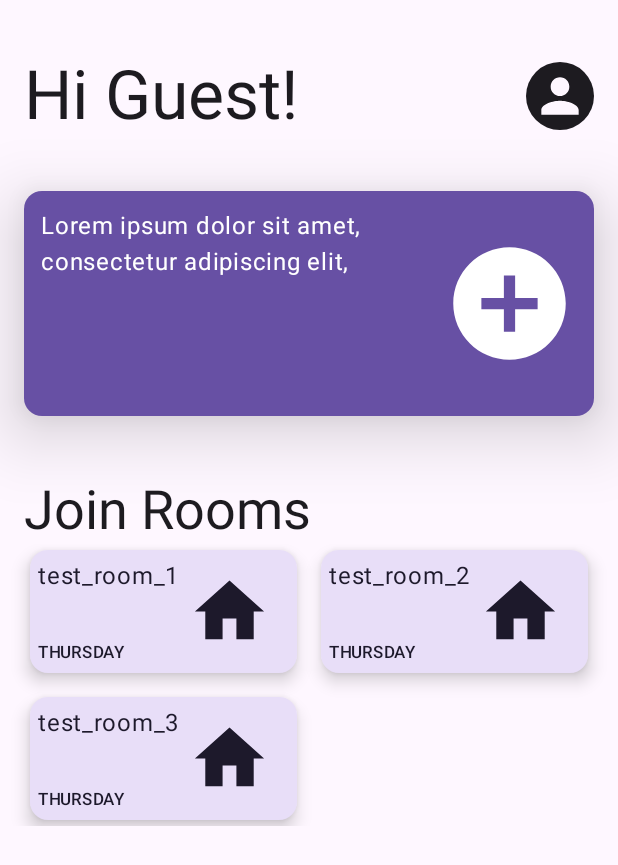
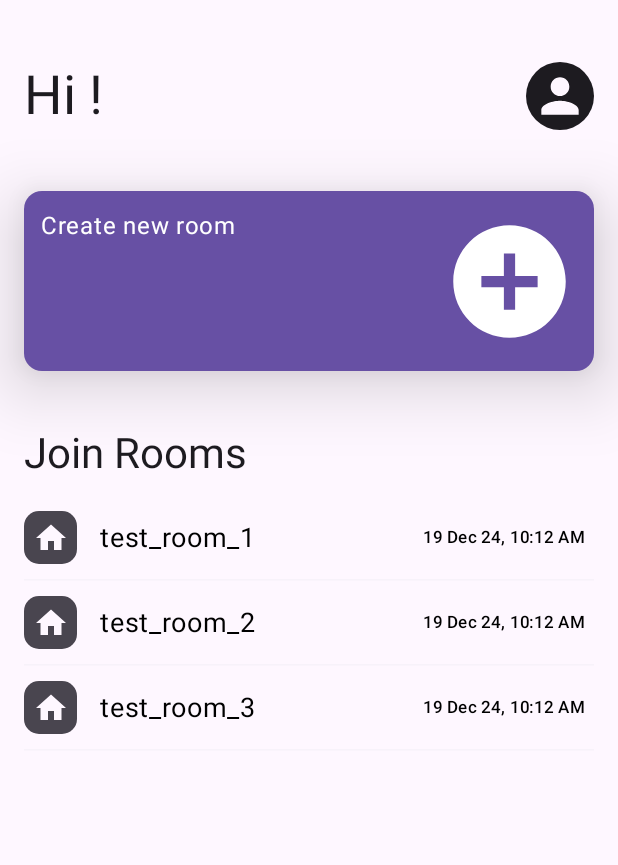
Before and after one commit to Add-787/Sqwads, an Android app built with Jetpack Compose: the @Preview function HomeScreenPreview, on a phone screen of 412 x 824 dp. Shown: the top 865 px of the screen. Run offline under Robolectric (Android 15) with nearby library versions, the phone set to English and light mode, and no system bars; our stand-ins replace Firebase (no records; nobody signed in at launch, a user with empty details on screens opened directly).

Commit message:
Commits made: - Updated home screen ui - input field labels

```diff
--- a/core/design/src/main/res/values/strings.xml
+++ b/core/design/src/main/res/values/strings.xml
@@ -16,6 +16,7 @@
     <string name="back_to_login_button">Login</string>
     <string name="password_recovery_button">Recover</string>
     <string name="placeholder_section_text">Lorem ipsum dolor sit amet, consectetur adipiscing elit,</string>
+    <string name="create_room_button_text">Create new room</string>
     <string name="join_rooms_section_header">Join Rooms</string>
     <string name="joined_members_card_header">Joined Members</string>
     <string name="leave_room_button">Leave Room</string>
@@ -24,4 +25,9 @@
     <string name="edit_room_dialog_section_text">Enter the name of your newly created room.</string>
     <string name="edit_room_field_label_text">Room Name</string>
     <string name="edit_room_dialog_header">Add Room</string>
+    <string name="profile_page_header">Profile</string>
+    <string name="user_name_label">Username</string>
+    <string name="email_label">Email</string>
+    <string name="password_label">Password</string>
+    <string name="logout_btn_label">Logout</string>
 </resources>
--- a/feature/forgot-password/src/main/java/com/psyluckco/forgot_password/ForgotPasswordScreen.kt
+++ b/feature/forgot-password/src/main/java/com/psyluckco/forgot_password/ForgotPasswordScreen.kt
@@ -80,7 +80,7 @@ fun ForgotPasswordScreen(
 
             DefaultTextField(
                 value = email,
-                label = R.string.placeholder,
+                label = R.string.email_label,
                 leadingIcon = Icons.Default.Email,
                 onValueChange = onEmailChange
             )
--- a/feature/home/src/main/java/com/psyluckco/sqwads/feature/home/HomeScreen.kt
+++ b/feature/home/src/main/java/com/psyluckco/sqwads/feature/home/HomeScreen.kt
@@ -14,16 +14,21 @@ import androidx.compose.foundation.layout.fillMaxWidth
 import androidx.compose.foundation.layout.height
 import androidx.compose.foundation.layout.padding
 import androidx.compose.foundation.layout.size
+import androidx.compose.foundation.layout.width
+import androidx.compose.foundation.lazy.LazyColumn
 import androidx.compose.foundation.lazy.grid.GridCells
 import androidx.compose.foundation.lazy.grid.LazyVerticalGrid
 import androidx.compose.foundation.lazy.grid.items
+import androidx.compose.foundation.lazy.items
 import androidx.compose.foundation.shape.CircleShape
+import androidx.compose.foundation.shape.RoundedCornerShape
 import androidx.compose.material.icons.Icons
 import androidx.compose.material.icons.filled.AddCircle
 import androidx.compose.material.icons.filled.Home
 import androidx.compose.material.icons.filled.Person
 import androidx.compose.material3.Card
 import androidx.compose.material3.CardDefaults
+import androidx.compose.material3.HorizontalDivider
 import androidx.compose.material3.Icon
 import androidx.compose.material3.MaterialTheme
 import androidx.compose.material3.Text
@@ -35,8 +40,10 @@ import androidx.compose.ui.Alignment
 import androidx.compose.ui.Modifier
 import androidx.compose.ui.draw.clip
 import androidx.compose.ui.res.stringResource
+import androidx.compose.ui.text.style.TextOverflow
 import androidx.compose.ui.tooling.preview.Preview
 import androidx.compose.ui.unit.dp
+import androidx.compose.ui.unit.sp
 import androidx.hilt.navigation.compose.hiltViewModel
 import androidx.lifecycle.compose.collectAsStateWithLifecycle
 import com.psyluckco.sqwads.core.design.component.AppWrapper
@@ -47,6 +54,7 @@ import com.psyluckco.sqwads.core.design.theme.SqwadsTheme
 import com.psyluckco.sqwads.core.model.LoadingState
 import com.psyluckco.sqwads.core.model.Room
 import java.time.LocalDateTime
+import java.time.format.DateTimeFormatter
 import com.psyluckco.sqwads.core.design.R.string as AppText
 
 @Composable
@@ -113,6 +121,7 @@ fun HomeScreen(
     AppWrapper(modifier = Modifier.background(MaterialTheme.colorScheme.background)) {
         HomeHeader(
             modifier = modifier,
+            displayName = uiState.userName,
             onEvent = onEvent,
         )
 
@@ -122,7 +131,7 @@ fun HomeScreen(
             }
         )
 
-        Spacer(modifier = Modifier.height(9.dp))
+        Spacer(modifier = Modifier.height(5.dp))
 
         JoinRoomsSection(
             rooms = uiState.rooms,
@@ -156,10 +165,12 @@ fun HomeHeader(
         ) {
             Text(
                 text = "Hi $displayName!",
-                style = MaterialTheme.typography.displayMedium,
-                color = MaterialTheme.colorScheme.onBackground
+                style = MaterialTheme.typography.displaySmall,
+                color = MaterialTheme.colorScheme.onBackground,
+                overflow = TextOverflow.Ellipsis,
+                modifier = Modifier.weight(1f),
             )
-
+            Spacer(modifier = Modifier.width(10.dp))
             Box(
                 modifier = Modifier
                     .size(45.dp)
@@ -272,7 +283,7 @@ private fun CreateNewRoomCard(
 ) {
     Card(
         modifier = Modifier
-            .height(150.dp)
+            .height(120.dp)
             .fillMaxWidth()
             .clickable { creatingNewRoom() },
         colors = CardDefaults.cardColors(
@@ -293,7 +304,7 @@ private fun CreateNewRoomCard(
                     .weight(1f)
                     .fillMaxHeight()
             ) {
-                Text(text = stringResource(id = AppText.placeholder_section_text))
+                Text(text = stringResource(id = AppText.create_room_button_text))
             }
 
             Icon(
@@ -316,26 +327,23 @@ fun JoinRoomsSection(
 
         Text(
             text = stringResource(id = AppText.join_rooms_section_header),
-            style = MaterialTheme.typography.displaySmall,
+            style = MaterialTheme.typography.headlineMedium,
             color = MaterialTheme.colorScheme.onBackground
         )
-
-        LazyVerticalGrid(
-            columns = GridCells.Fixed(2),
-            verticalArrangement = Arrangement.spacedBy(8.dp),
-            horizontalArrangement = Arrangement.spacedBy(8.dp)
-        ) {
-            items(rooms) {
+        Spacer(modifier = Modifier.height(10.dp))
+        LazyColumn (
+            modifier = Modifier.fillMaxWidth(),
+        ){
+            items(rooms){
                 room -> RoomCard(
                     room = room,
                     navigateToRoom = {
                         onEvent(HomeEvent.OnRoomJoining(room.id))
                     }
                 )
+            }
+        }
 
-            }
-
-        }
 
     }
 }
@@ -346,47 +354,50 @@ fun RoomCard(
     modifier: Modifier = Modifier,
     navigateToRoom: (String) -> Unit
 ) {
+    Column(modifier = Modifier.clickable { navigateToRoom(room.name) }){
+        Row(
+            verticalAlignment = Alignment.CenterVertically,
+            modifier = Modifier
+                .padding(vertical = 10.dp)
+                .fillMaxSize()
 
-    Card(
-        modifier = Modifier
-            .size(90.dp)
-            .padding(all = 4.dp)
-            .clickable { navigateToRoom(room.name) },
-        colors = CardDefaults.cardColors(
-            containerColor = MaterialTheme.colorScheme.secondaryContainer
-        ),
-        elevation = CardDefaults.cardElevation(
-            defaultElevation = 7.dp
-        )
-    ) {
+        ) {
+            Box(
+                modifier = Modifier
+                    .size(35.dp)
+                    .clip(RoundedCornerShape(size = 10.dp))
+                    .background(MaterialTheme.colorScheme.onSurfaceVariant),
+                contentAlignment = Alignment.Center
+            ) {
+                Icon(
+                    imageVector = Icons.Default.Home,
+                    contentDescription = null,
+                    modifier = Modifier
+                        .padding(4.dp),
+                    tint = MaterialTheme.colorScheme.background,
 
-        Row(
-            verticalAlignment = Alignment.CenterVertically
-        ) {
+                )
+            }
 
-            Column(
+            Spacer(modifier = modifier.width(10.dp))
+            Row(
                 modifier = Modifier
-                    .fillMaxHeight()
+                    .fillMaxWidth()
                     .padding(5.dp),
-                verticalArrangement = Arrangement.SpaceBetween
+                horizontalArrangement = Arrangement.SpaceBetween,
+                verticalAlignment = Alignment.CenterVertically
+
             ) {
-                Text(text = room.name)
+                Text(text = room.name, fontSize = 18.sp)
                 Text(
-                    text = room.createdAt.dayOfWeek.toString(),
+                    text = DateTimeFormatter.ofPattern("dd MMM yy, hh:MM a").format(room.createdAt),
                     style = MaterialTheme.typography.labelSmall
                 )
 
             }
-            Icon(
-                imageVector = Icons.Default.Home,
-                contentDescription = null,
-                modifier = Modifier.size(55.dp)
-            )
-
         }
-
-
+        HorizontalDivider(
+            color = MaterialTheme.colorScheme.surfaceContainerLow
+        )
     }
-
-
 }
--- a/feature/home/src/main/java/com/psyluckco/sqwads/feature/home/HomeUiState.kt
+++ b/feature/home/src/main/java/com/psyluckco/sqwads/feature/home/HomeUiState.kt
@@ -2,11 +2,13 @@ package com.psyluckco.sqwads.feature.home
 
 import com.psyluckco.sqwads.core.model.LoadingState
 import com.psyluckco.sqwads.core.model.Room
+import com.psyluckco.sqwads.core.model.firebase.FirebaseUser
 
 data class HomeUiState(
     val loadingState : LoadingState = LoadingState.Idle,
     val isDialogOpened : Boolean = false,
-    val rooms: List<Room> = emptyList()
+    val rooms: List<Room> = emptyList(),
+    val userName: String = "",
 )
 
 sealed class HomeEvent {
--- a/feature/home/src/main/java/com/psyluckco/sqwads/feature/home/HomeViewModel.kt
+++ b/feature/home/src/main/java/com/psyluckco/sqwads/feature/home/HomeViewModel.kt
@@ -8,6 +8,7 @@ package com.psyluckco.sqwads.feature.home
 
 import androidx.annotation.MainThread
 import androidx.lifecycle.viewModelScope
+import com.psyluckco.firebase.AccountService
 import com.psyluckco.sqwads.core.common.BaseViewModel
 import com.psyluckco.sqwads.core.common.LogService
 import com.psyluckco.sqwads.core.common.snackbar.SnackbarManager
@@ -29,6 +30,7 @@ import javax.inject.Inject
 @HiltViewModel
 class HomeViewModel @Inject constructor(
     private val roomRepository: RoomRepository,
+    private val accountService : AccountService,
     logService: LogService
 ) : BaseViewModel(logService) {
 
@@ -47,7 +49,7 @@ class HomeViewModel @Inject constructor(
             return
         }
         initializeCalled = true
-
+        _uiState.update { it.copy(userName = accountService.displayName ?: "") }
         viewModelScope.launch {
             launch { getAllOpenRooms() }
         }
--- a/feature/login/src/main/java/com/psyluckco/sqwads/feature/login/LoginScreen.kt
+++ b/feature/login/src/main/java/com/psyluckco/sqwads/feature/login/LoginScreen.kt
@@ -109,7 +109,7 @@ fun LoginScreen(
 
                 DefaultTextField(
                     value = uiState.email,
-                    label = AppText.placeholder,
+                    label = AppText.email_label,
                     leadingIcon = Icons.Default.Email,
                     onValueChange = { onEvent(LoginEvent.OnEmailChanged(it)) }
                 )
@@ -120,7 +120,7 @@ fun LoginScreen(
                 ) {
                     DefaultPasswordField(
                         value = uiState.password,
-                        label = AppText.placeholder,
+                        label = AppText.password_label,
                         leadingIcon = Icons.Default.Lock,
                         onValueChange = { onEvent(LoginEvent.OnPasswordChanged(it)) }
                     )
```
